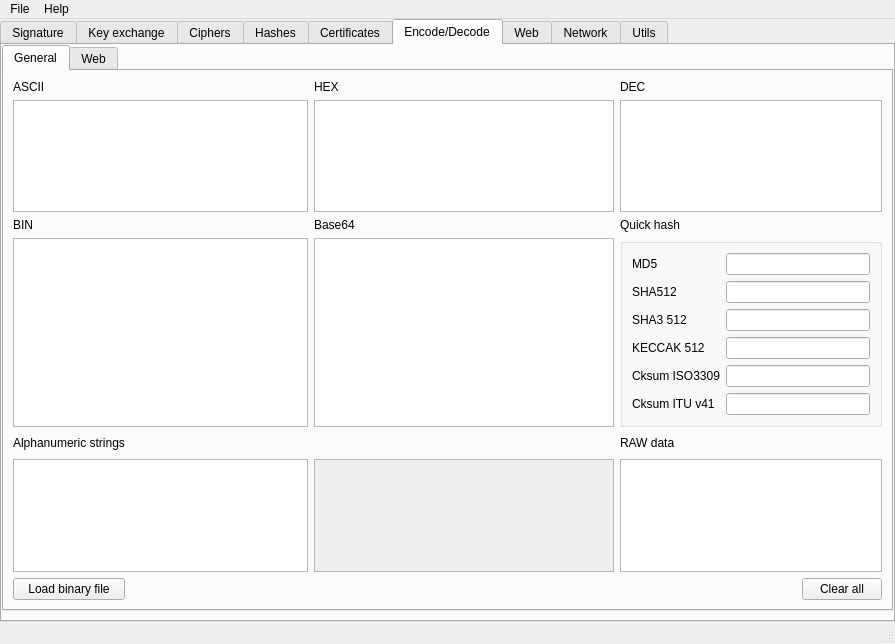
Before: the Qt Designer form ui/mainwindow.ui in caffedrine/CryptoPocketKnife, drawn with Qt 5.
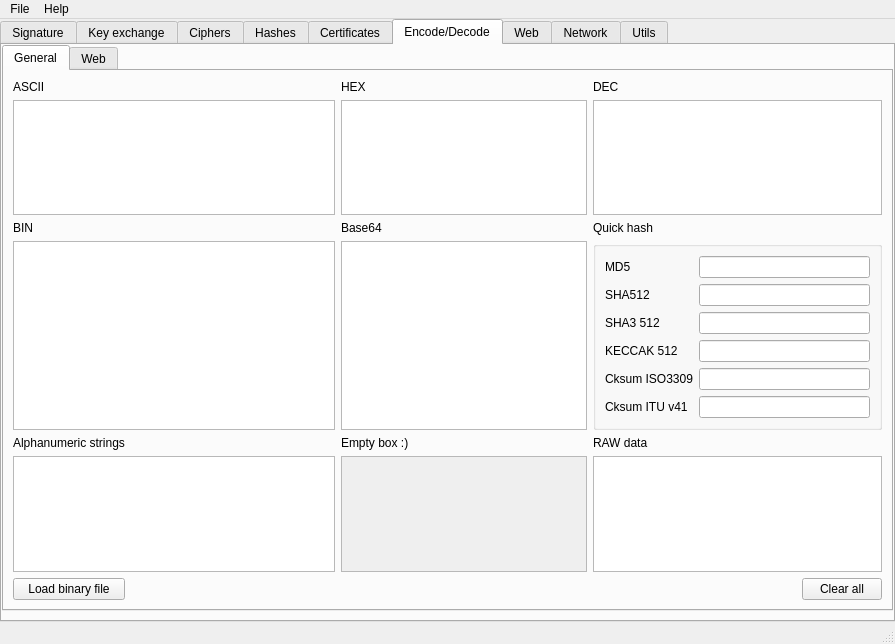
After: the same form once the commit is applied. The open tabs and pages were chosen to show the change. Icons and pictures are not drawn. Custom widgets are drawn as their Qt base class.

Commit message: finished implementing web scraping for http protocol.

```diff
--- a/ui/mainwindow.ui
+++ b/ui/mainwindow.ui
@@ -1105,36 +1105,61 @@
             <string>General</string>
            </attribute>
            <layout class="QGridLayout" name="gridLayout_15">
-            <item row="0" column="0">
-             <widget class="QLabel" name="label_34">
+            <item row="5" column="2">
+             <widget class="QTextEdit" name="textEdit_EncodeDecode_General_CustomBase">
+              <property name="enabled">
+               <bool>false</bool>
+              </property>
+              <property name="readOnly">
+               <bool>false</bool>
+              </property>
+              <property name="html">
+               <string>&lt;!DOCTYPE HTML PUBLIC &quot;-//W3C//DTD HTML 4.0//EN&quot; &quot;http://www.w3.org/TR/REC-html40/strict.dtd&quot;&gt;
+&lt;html&gt;&lt;head&gt;&lt;meta name=&quot;qrichtext&quot; content=&quot;1&quot; /&gt;&lt;style type=&quot;text/css&quot;&gt;
+p, li { white-space: pre-wrap; }
+&lt;/style&gt;&lt;/head&gt;&lt;body style=&quot; font-family:'MS Shell Dlg 2'; font-size:8.25pt; font-weight:400; font-style:normal;&quot;&gt;
+&lt;p style=&quot;-qt-paragraph-type:empty; margin-top:0px; margin-bottom:0px; margin-left:0px; margin-right:0px; -qt-block-indent:0; text-indent:0px;&quot;&gt;&lt;br /&gt;&lt;/p&gt;&lt;/body&gt;&lt;/html&gt;</string>
+              </property>
+             </widget>
+            </item>
+            <item row="5" column="0" colspan="2">
+             <widget class="QTextEdit" name="textEdit_EncodeDecode_General_AlphanumericStrings">
+              <property name="html">
+               <string>&lt;!DOCTYPE HTML PUBLIC &quot;-//W3C//DTD HTML 4.0//EN&quot; &quot;http://www.w3.org/TR/REC-html40/strict.dtd&quot;&gt;
+&lt;html&gt;&lt;head&gt;&lt;meta name=&quot;qrichtext&quot; content=&quot;1&quot; /&gt;&lt;style type=&quot;text/css&quot;&gt;
+p, li { white-space: pre-wrap; }
+&lt;/style&gt;&lt;/head&gt;&lt;body style=&quot; font-family:'MS Shell Dlg 2'; font-size:8.25pt; font-weight:400; font-style:normal;&quot;&gt;
+&lt;p style=&quot;-qt-paragraph-type:empty; margin-top:0px; margin-bottom:0px; margin-left:0px; margin-right:0px; -qt-block-indent:0; text-indent:0px;&quot;&gt;&lt;br /&gt;&lt;/p&gt;&lt;/body&gt;&lt;/html&gt;</string>
+              </property>
+             </widget>
+            </item>
+            <item row="1" column="2">
+             <widget class="QTextEdit" name="textEdit_EncodeDecode_General_HEX"/>
+            </item>
+            <item row="4" column="3">
+             <widget class="QLabel" name="label_36">
               <property name="text">
-               <string>ASCII</string>
+               <string>RAW data</string>
               </property>
              </widget>
             </item>
-            <item row="0" column="2">
-             <widget class="QLabel" name="label_32">
+            <item row="6" column="4">
+             <widget class="QPushButton" name="pushButton_EncodeDecode_General_ClearAll">
               <property name="text">
-               <string>HEX</string>
+               <string>Clear all</string>
               </property>
              </widget>
             </item>
-            <item row="0" column="4">
-             <widget class="QLabel" name="label_37">
+            <item row="2" column="2">
+             <widget class="QLabel" name="label_33">
               <property name="text">
-               <string>DEC</string>
+               <string>Base64</string>
               </property>
              </widget>
             </item>
             <item row="1" column="0" colspan="2">
              <widget class="QTextEdit" name="textEdit_EncodeDecode_General_Ascii"/>
             </item>
-            <item row="1" column="2" colspan="2">
-             <widget class="QTextEdit" name="textEdit_EncodeDecode_General_HEX"/>
-            </item>
-            <item row="1" column="4" colspan="2">
-             <widget class="QTextEdit" name="textEdit_EncodeDecode_General_DEC"/>
-            </item>
             <item row="2" column="0">
              <widget class="QLabel" name="label_31">
               <property name="text">
@@ -1142,20 +1167,96 @@
               </property>
              </widget>
             </item>
-            <item row="2" column="2">
-             <widget class="QLabel" name="label_33">
+            <item row="6" column="3">
+             <spacer name="horizontalSpacer_3">
+              <property name="orientation">
+               <enum>Qt::Horizontal</enum>
+              </property>
+              <property name="sizeHint" stdset="0">
+               <size>
+                <width>247</width>
+                <height>20</height>
+               </size>
+              </property>
+             </spacer>
+            </item>
+            <item row="4" column="2">
+             <widget class="QLabel" name="label_50">
               <property name="text">
-               <string>Base64</string>
+               <string>Empty box :)</string>
               </property>
              </widget>
             </item>
-            <item row="2" column="4">
-             <widget class="QLabel" name="label_38">
+            <item row="4" column="0">
+             <widget class="QLabel" name="label_35">
               <property name="text">
-               <string>Quick hash</string>
+               <string>Alphanumeric strings</string>
               </property>
              </widget>
             </item>
+            <item row="6" column="1">
+             <spacer name="horizontalSpacer_4">
+              <property name="orientation">
+               <enum>Qt::Horizontal</enum>
+              </property>
+              <property name="sizeHint" stdset="0">
+               <size>
+                <width>248</width>
+                <height>20</height>
+               </size>
+              </property>
+             </spacer>
+            </item>
+            <item row="6" column="2">
+             <spacer name="horizontalSpacer_2">
+              <property name="orientation">
+               <enum>Qt::Horizontal</enum>
+              </property>
+              <property name="sizeHint" stdset="0">
+               <size>
+                <width>289</width>
+                <height>14</height>
+               </size>
+              </property>
+             </spacer>
+            </item>
+            <item row="3" column="2">
+             <widget class="QTextEdit" name="textEdit_EncodeDecode_General_Base64"/>
+            </item>
+            <item row="0" column="2">
+             <widget class="QLabel" name="label_32">
+              <property name="text">
+               <string>HEX</string>
+              </property>
+             </widget>
+            </item>
+            <item row="6" column="0">
+             <widget class="QPushButton" name="pushButton_EncodeDecode_General_LoadBinary">
+              <property name="text">
+               <string>Load binary file</string>
+              </property>
+             </widget>
+            </item>
+            <item row="5" column="3" colspan="2">
+             <widget class="QTextEdit" name="textEdit_EncodeDecode_General_RawData">
+              <property name="enabled">
+               <bool>true</bool>
+              </property>
+              <property name="readOnly">
+               <bool>true</bool>
+              </property>
+              <property name="html">
+               <string>&lt;!DOCTYPE HTML PUBLIC &quot;-//W3C//DTD HTML 4.0//EN&quot; &quot;http://www.w3.org/TR/REC-html40/strict.dtd&quot;&gt;
+&lt;html&gt;&lt;head&gt;&lt;meta name=&quot;qrichtext&quot; content=&quot;1&quot; /&gt;&lt;style type=&quot;text/css&quot;&gt;
+p, li { white-space: pre-wrap; }
+&lt;/style&gt;&lt;/head&gt;&lt;body style=&quot; font-family:'MS Shell Dlg 2'; font-size:8.25pt; font-weight:400; font-style:normal;&quot;&gt;
+&lt;p style=&quot;-qt-paragraph-type:empty; margin-top:0px; margin-bottom:0px; margin-left:0px; margin-right:0px; -qt-block-indent:0; text-indent:0px;&quot;&gt;&lt;br /&gt;&lt;/p&gt;&lt;/body&gt;&lt;/html&gt;</string>
+              </property>
+             </widget>
+            </item>
+            <item row="1" column="3" colspan="2">
+             <widget class="QTextEdit" name="textEdit_EncodeDecode_General_DEC"/>
+            </item>
             <item row="3" column="0" colspan="2">
              <widget class="QTextEdit" name="textEdit_EncodeDecode_General_BIN">
               <property name="html">
@@ -1167,10 +1268,28 @@
               </property>
              </widget>
             </item>
-            <item row="3" column="2" colspan="2">
-             <widget class="QTextEdit" name="textEdit_EncodeDecode_General_Base64"/>
+            <item row="2" column="3">
+             <widget class="QLabel" name="label_38">
+              <property name="text">
+               <string>Quick hash</string>
+              </property>
+             </widget>
             </item>
-            <item row="3" column="4" colspan="2">
+            <item row="0" column="3">
+             <widget class="QLabel" name="label_37">
+              <property name="text">
+               <string>DEC</string>
+              </property>
+             </widget>
+            </item>
+            <item row="0" column="0">
+             <widget class="QLabel" name="label_34">
+              <property name="text">
+               <string>ASCII</string>
+              </property>
+             </widget>
+            </item>
+            <item row="3" column="3" colspan="2">
              <widget class="QGroupBox" name="groupBox">
               <property name="title">
                <string/>
@@ -1276,131 +1395,6 @@
               </layout>
              </widget>
             </item>
-            <item row="4" column="0">
-             <widget class="QLabel" name="label_35">
-              <property name="text">
-               <string>Alphanumeric strings</string>
-              </property>
-             </widget>
-            </item>
-            <item row="4" column="4">
-             <widget class="QLabel" name="label_36">
-              <property name="text">
-               <string>RAW data</string>
-              </property>
-             </widget>
-            </item>
-            <item row="5" column="0" colspan="2">
-             <widget class="QTextEdit" name="textEdit_EncodeDecode_General_AlphanumericStrings">
-              <property name="html">
-               <string>&lt;!DOCTYPE HTML PUBLIC &quot;-//W3C//DTD HTML 4.0//EN&quot; &quot;http://www.w3.org/TR/REC-html40/strict.dtd&quot;&gt;
-&lt;html&gt;&lt;head&gt;&lt;meta name=&quot;qrichtext&quot; content=&quot;1&quot; /&gt;&lt;style type=&quot;text/css&quot;&gt;
-p, li { white-space: pre-wrap; }
-&lt;/style&gt;&lt;/head&gt;&lt;body style=&quot; font-family:'MS Shell Dlg 2'; font-size:8.25pt; font-weight:400; font-style:normal;&quot;&gt;
-&lt;p style=&quot;-qt-paragraph-type:empty; margin-top:0px; margin-bottom:0px; margin-left:0px; margin-right:0px; -qt-block-indent:0; text-indent:0px;&quot;&gt;&lt;br /&gt;&lt;/p&gt;&lt;/body&gt;&lt;/html&gt;</string>
-              </property>
-             </widget>
-            </item>
-            <item row="5" column="2" colspan="2">
-             <widget class="QTextEdit" name="textEdit_EncodeDecode_General_CustomBase">
-              <property name="enabled">
-               <bool>false</bool>
-              </property>
-              <property name="readOnly">
-               <bool>false</bool>
-              </property>
-              <property name="html">
-               <string>&lt;!DOCTYPE HTML PUBLIC &quot;-//W3C//DTD HTML 4.0//EN&quot; &quot;http://www.w3.org/TR/REC-html40/strict.dtd&quot;&gt;
-&lt;html&gt;&lt;head&gt;&lt;meta name=&quot;qrichtext&quot; content=&quot;1&quot; /&gt;&lt;style type=&quot;text/css&quot;&gt;
-p, li { white-space: pre-wrap; }
-&lt;/style&gt;&lt;/head&gt;&lt;body style=&quot; font-family:'MS Shell Dlg 2'; font-size:8.25pt; font-weight:400; font-style:normal;&quot;&gt;
-&lt;p style=&quot;-qt-paragraph-type:empty; margin-top:0px; margin-bottom:0px; margin-left:0px; margin-right:0px; -qt-block-indent:0; text-indent:0px;&quot;&gt;&lt;br /&gt;&lt;/p&gt;&lt;/body&gt;&lt;/html&gt;</string>
-              </property>
-             </widget>
-            </item>
-            <item row="5" column="4" colspan="2">
-             <widget class="QTextEdit" name="textEdit_EncodeDecode_General_RawData">
-              <property name="enabled">
-               <bool>true</bool>
-              </property>
-              <property name="readOnly">
-               <bool>true</bool>
-              </property>
-              <property name="html">
-               <string>&lt;!DOCTYPE HTML PUBLIC &quot;-//W3C//DTD HTML 4.0//EN&quot; &quot;http://www.w3.org/TR/REC-html40/strict.dtd&quot;&gt;
-&lt;html&gt;&lt;head&gt;&lt;meta name=&quot;qrichtext&quot; content=&quot;1&quot; /&gt;&lt;style type=&quot;text/css&quot;&gt;
-p, li { white-space: pre-wrap; }
-&lt;/style&gt;&lt;/head&gt;&lt;body style=&quot; font-family:'MS Shell Dlg 2'; font-size:8.25pt; font-weight:400; font-style:normal;&quot;&gt;
-&lt;p style=&quot;-qt-paragraph-type:empty; margin-top:0px; margin-bottom:0px; margin-left:0px; margin-right:0px; -qt-block-indent:0; text-indent:0px;&quot;&gt;&lt;br /&gt;&lt;/p&gt;&lt;/body&gt;&lt;/html&gt;</string>
-              </property>
-             </widget>
-            </item>
-            <item row="6" column="0">
-             <widget class="QPushButton" name="pushButton_EncodeDecode_General_LoadBinary">
-              <property name="text">
-               <string>Load binary file</string>
-              </property>
-             </widget>
-            </item>
-            <item row="6" column="1">
-             <spacer name="horizontalSpacer_4">
-              <property name="orientation">
-               <enum>Qt::Horizontal</enum>
-              </property>
-              <property name="sizeHint" stdset="0">
-               <size>
-                <width>248</width>
-                <height>20</height>
-               </size>
-              </property>
-             </spacer>
-            </item>
-            <item row="6" column="2" colspan="2">
-             <spacer name="horizontalSpacer_2">
-              <property name="orientation">
-               <enum>Qt::Horizontal</enum>
-              </property>
-              <property name="sizeHint" stdset="0">
-               <size>
-                <width>442</width>
-                <height>17</height>
-               </size>
-              </property>
-             </spacer>
-            </item>
-            <item row="6" column="4">
-             <spacer name="horizontalSpacer_3">
-              <property name="orientation">
-               <enum>Qt::Horizontal</enum>
-              </property>
-              <property name="sizeHint" stdset="0">
-               <size>
-                <width>247</width>
-                <height>20</height>
-               </size>
-              </property>
-             </spacer>
-            </item>
-            <item row="6" column="5">
-             <widget class="QPushButton" name="pushButton_EncodeDecode_General_ClearAll">
-              <property name="text">
-               <string>Clear all</string>
-              </property>
-             </widget>
-            </item>
-            <item row="4" column="2" colspan="2">
-             <spacer name="horizontalSpacer_5">
-              <property name="orientation">
-               <enum>Qt::Horizontal</enum>
-              </property>
-              <property name="sizeHint" stdset="0">
-               <size>
-                <width>442</width>
-                <height>20</height>
-               </size>
-              </property>
-             </spacer>
-            </item>
            </layout>
           </widget>
           <widget class="QWidget" name="tab_11">
```
The commit also changes 17 other files.
